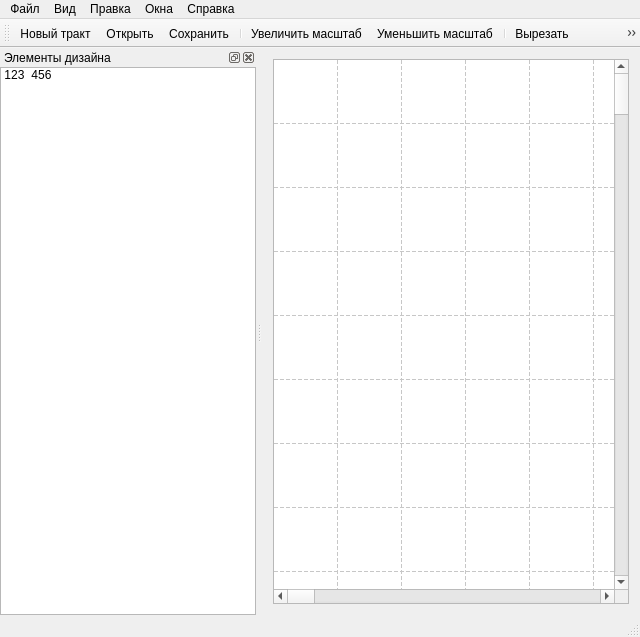
Before: the Qt Designer form mainwindow.ui in k06a/RitM, drawn with Qt 5.
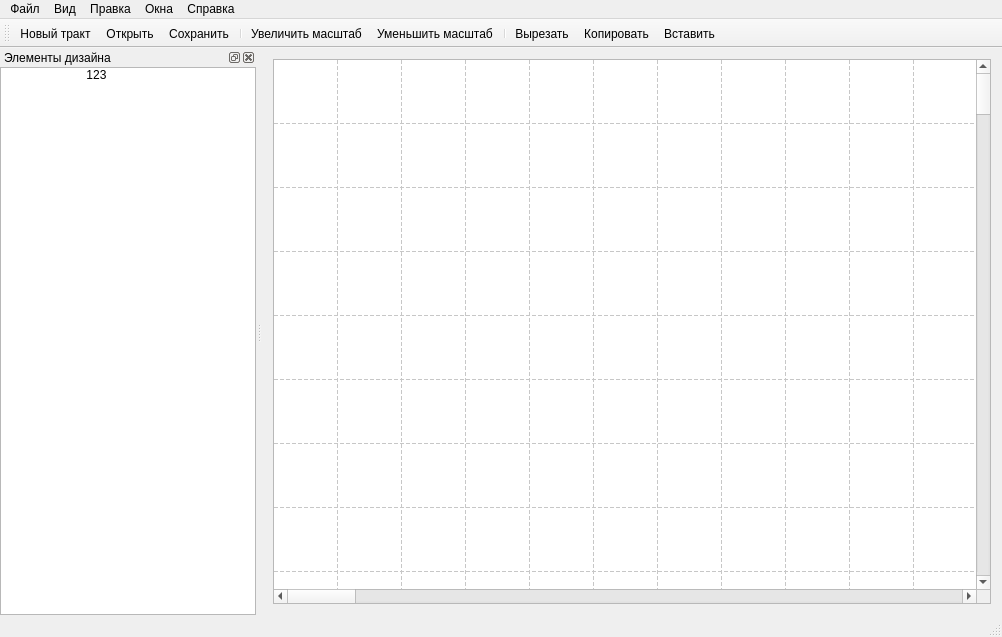
After: the same form once the commit is applied. Icons and pictures are not drawn. Custom widgets are drawn as their Qt base class.

Patch:
```diff
--- a/mainwindow.ui
+++ b/mainwindow.ui
@@ -6,7 +6,7 @@
    <rect>
     <x>0</x>
     <y>0</y>
-    <width>640</width>
+    <width>1002</width>
     <height>637</height>
    </rect>
   </property>
@@ -20,6 +20,9 @@
       <property name="acceptDrops">
        <bool>true</bool>
       </property>
+      <property name="styleSheet">
+       <string notr="true">selection-background-color: rgba(0, 0, 0, 128);</string>
+      </property>
       <property name="editTriggers">
        <set>QAbstractItemView::NoEditTriggers</set>
       </property>
@@ -38,6 +41,12 @@
       <property name="selectionBehavior">
        <enum>QAbstractItemView::SelectItems</enum>
       </property>
+      <property name="iconSize">
+       <size>
+        <width>64</width>
+        <height>64</height>
+       </size>
+      </property>
       <property name="showGrid">
        <bool>true</bool>
       </property>
@@ -280,7 +289,7 @@
     <rect>
      <x>0</x>
      <y>0</y>
-     <width>640</width>
+     <width>1002</width>
      <height>21</height>
     </rect>
    </property>
@@ -371,25 +380,52 @@
      </property>
      <item>
       <widget class="QListWidget" name="listWidget">
+       <property name="editTriggers">
+        <set>QAbstractItemView::NoEditTriggers</set>
+       </property>
+       <property name="iconSize">
+        <size>
+         <width>64</width>
+         <height>64</height>
+        </size>
+       </property>
+       <property name="movement">
+        <enum>QListView::Free</enum>
+       </property>
+       <property name="resizeMode">
+        <enum>QListView::Adjust</enum>
+       </property>
+       <property name="gridSize">
+        <size>
+         <width>64</width>
+         <height>64</height>
+        </size>
+       </property>
        <property name="viewMode">
         <enum>QListView::IconMode</enum>
        </property>
+       <property name="uniformItemSizes">
+        <bool>true</bool>
+       </property>
+       <property name="selectionRectVisible">
+        <bool>false</bool>
+       </property>
+       <item>
+        <property name="text">
+         <string/>
+        </property>
+        <property name="icon">
+         <iconset resource="res.qrc">
+          <normaloff>:/images/intel.png</normaloff>:/images/intel.png</iconset>
+        </property>
+       </item>
        <item>
         <property name="text">
          <string>123</string>
         </property>
         <property name="icon">
          <iconset resource="res.qrc">
-          <normaloff>:/images/zoomout.png</normaloff>:/images/zoomout.png</iconset>
-        </property>
-       </item>
-       <item>
-        <property name="text">
-         <string>456</string>
-        </property>
-        <property name="icon">
-         <iconset resource="res.qrc">
-          <normaloff>:/images/zoomin.png</normaloff>:/images/zoomin.png</iconset>
+          <normaloff>:/images/intel.png</normaloff>:/images/intel.png</iconset>
         </property>
        </item>
       </widget>
@@ -534,6 +570,13 @@
   </action>
  </widget>
  <layoutdefault spacing="6" margin="11"/>
+ <customwidgets>
+  <customwidget>
+   <class>QIconTableWidget</class>
+   <extends>QTableWidget</extends>
+   <header>QIconTableWidget.h</header>
+  </customwidget>
+ </customwidgets>
  <resources>
   <include location="res.qrc"/>
  </resources>
```
Left out of the diff: 8 changed lines with no effect on the pictures.
